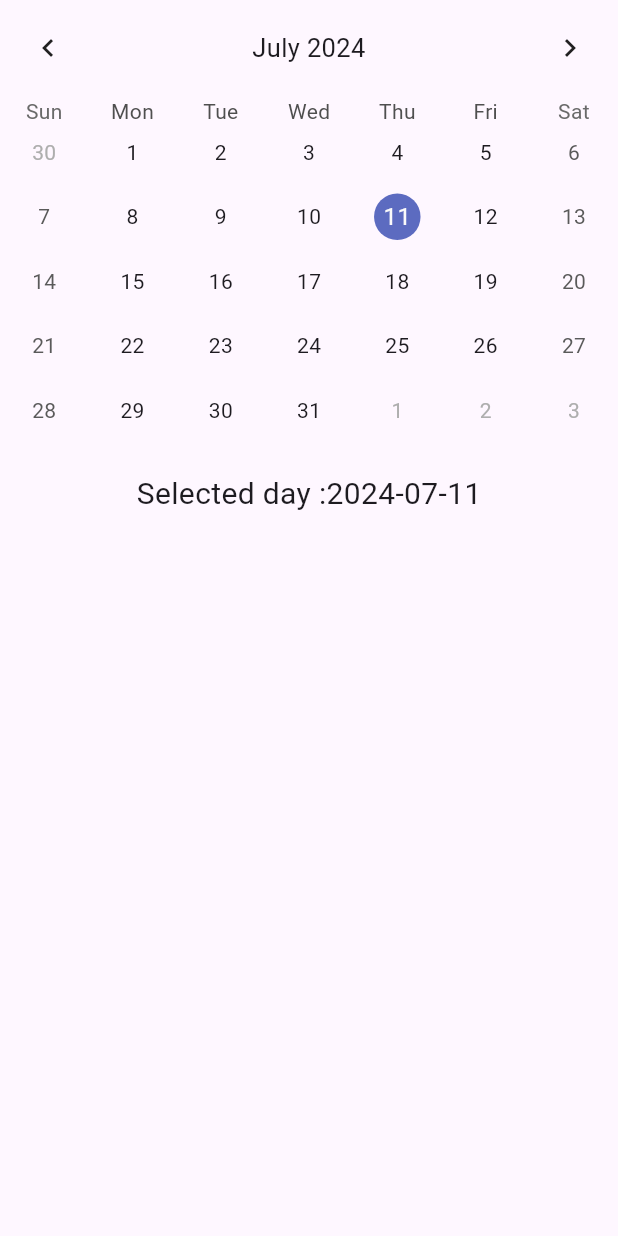
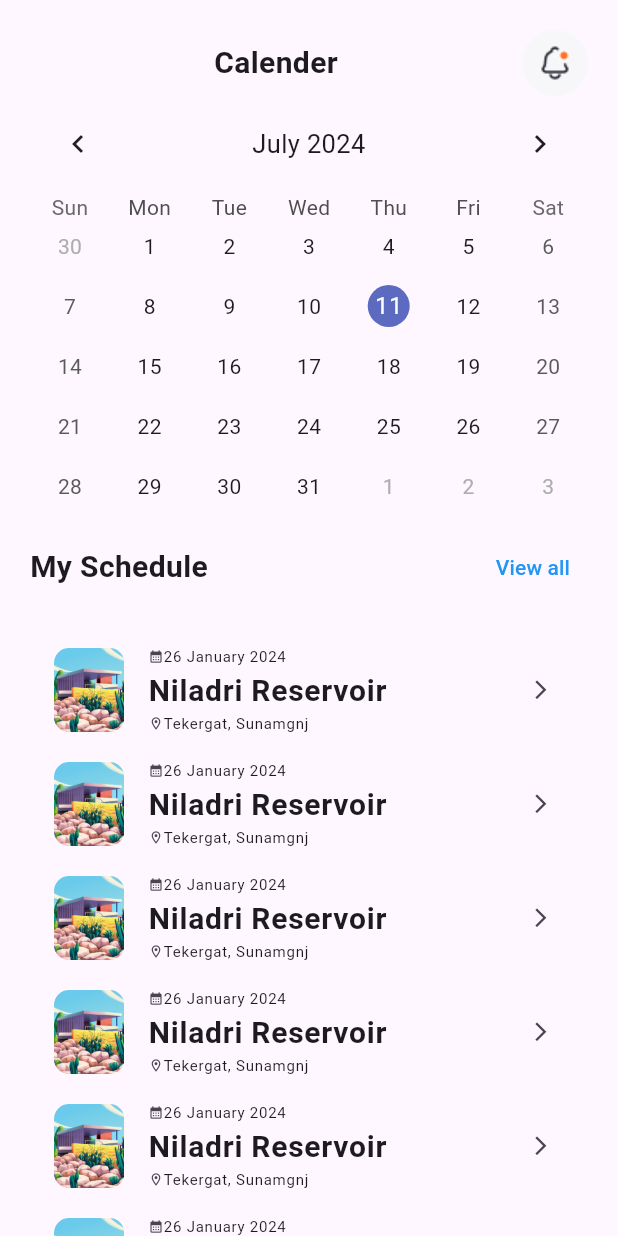
Before and after one commit to araful39/travel, a Flutter app: the Calender screen opened directly, on a phone screen of 412 x 824 dp. Run offline on Flutter 3.47's test engine with Material 3 defaults, Android fonts, the phone set to English and light mode, and no system bars; drawn by our look-alikes of table_calendar; our stand-ins replace get, smooth_page_indicator.

Commit message:
calender page and edit profile page done

```diff
--- a/lib/common/widgets/custom_text_field.dart
+++ b/lib/common/widgets/custom_text_field.dart
@@ -3,8 +3,9 @@ import 'package:flutter/material.dart';
 class CustomTextField extends StatelessWidget {
   final String hintText;
   final IconData? suffixIcon;
+  final Color? suffixColor;
   const CustomTextField({
-    super.key, required this.hintText, this.suffixIcon,
+    super.key, required this.hintText, this.suffixIcon, this.suffixColor,
   });
 
   @override
@@ -17,7 +18,7 @@ class CustomTextField extends StatelessWidget {
 
 
           hintText: hintText,
-          suffixIcon: Icon(suffixIcon),
+          suffixIcon: Icon(suffixIcon,color: suffixColor,),
           fillColor: Colors.grey.shade100,
 
           enabledBorder: OutlineInputBorder(
--- a/lib/features/shop/screen/calender/calender.dart
+++ b/lib/features/shop/screen/calender/calender.dart
@@ -1,5 +1,11 @@
 import 'package:flutter/material.dart';
+import 'package:get/get.dart';
 import 'package:table_calendar/table_calendar.dart';
+import 'package:travel/common/widgets/heading/custom_heading.dart';
+import 'package:travel/utills/constants/colors.dart';
+import 'package:travel/utills/constants/icons.dart';
+import 'package:travel/utills/constants/images.dart';
+import 'package:travel/utills/constants/text.dart';
 
 class Calender extends StatefulWidget {
   const Calender({super.key});
@@ -22,21 +28,71 @@ class _CalenderState extends State<Calender> {
 
     return SafeArea(
       child: Scaffold(
-        body: Column(
+        body: Padding(
+          padding: const EdgeInsets.only(top: 20,left: 20,right: 20),
+          child: Column(
             children: [
+              Row(
+                mainAxisAlignment: MainAxisAlignment.spaceBetween,
+                children: [
+                 SizedBox(),
+                  const Text(
+                    "Calender",
+                    style: TextStyle(
+                        fontSize: 20,
+                        fontWeight: FontWeight.bold,
+                        ),
+                  ),
+                   Image.asset(RIcons.notification)
+                ],
+              ),
               TableCalendar(
                 headerStyle: const HeaderStyle(formatButtonVisible: false,titleCentered: true),
                 availableGestures: AvailableGestures.all,
                 selectedDayPredicate: (day)=>isSameDay(day, toDay),
                 onDaySelected: _onDaySelected,
-              rowHeight: 43,
+                rowHeight: 40,
+
                 locale: "en_US",
                   focusedDay: toDay, firstDay: DateTime.utc(2010,10,16), lastDay: DateTime.utc(2030,08,15)),
-            const SizedBox(
+
+              CustomHeading(title: "My Schedule", subTittleButton: true,onPress: (){},),  const SizedBox(
                 height: 20,
               ),
-            Text("Selected day :${toDay.toString().split(" ")[0]}",style: const TextStyle(fontSize: 20),)
+             Expanded(
+               flex: 3,
+               child: ListView.builder(
+                 shrinkWrap: true,
+                   itemCount: 15,
+                   itemBuilder: (context,index){
+                 return  ListTile(
+                   leading: ClipRRect(
+                       borderRadius: BorderRadius.circular(10),
+                       child: Image.asset(RImages.sunamganj,height: 100,)),
+                   title: Column(
+                     crossAxisAlignment: CrossAxisAlignment.start,
+                     children: [
+                       Row(
+                         children: [
+                           Icon(Icons.calendar_month,size: 10,),
+                           Text("26 January 2024",style: TextStyle(fontSize: 10),),
                          ],
+                       ),
+                       Text(RTexts.sunamganjResort,style: TextStyle(fontSize: 20,fontWeight: FontWeight.bold),),
+                       Row(
+                         children: [
+                           Icon(Icons.location_on_outlined,size: 10,),
+                           Text(RTexts.sunamganj,style: TextStyle(fontSize: 10),),
+                         ],
+                       ),
+                     ],
+                   ),
+                   trailing: Icon(Icons.arrow_forward_ios_sharp,size: 15,),
+                 );
+               }),
+             )
+            ],
+          ),
         ),
       ),
     );
```
Also changed, not shown: lib/features/personalization/screen/edit_profile/edit_profile.dart (added, +63 -0 lines), lib/features/personalization/screen/profile/profile.dart (+9 -4 lines), lib/main.dart (+4 -5 lines). Lines whose indentation alone changed are shown as unchanged.
